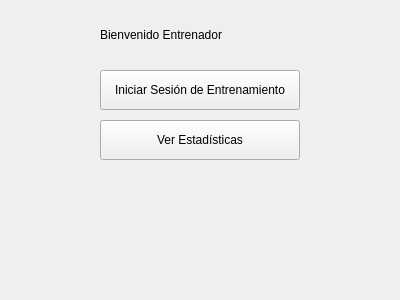
Qt form src/Vista/Ui/VistaMenuEntrenador.ui (danielreynaa/TrabajoPowerGym) before a commit.
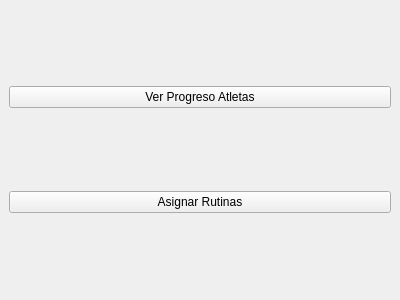
The same form after that commit.

Commit message: Funcionalidades Entrenador

Patch:
```diff
--- a/src/Vista/Ui/VistaMenuEntrenador.ui
+++ b/src/Vista/Ui/VistaMenuEntrenador.ui
@@ -14,45 +14,18 @@
    <string>Menú Entrenador</string>
   </property>
   <widget class="QWidget" name="centralwidget">
-   <widget class="QLabel" name="labelTitulo">
-    <property name="text">
-     <string>Bienvenido Entrenador</string>
-    </property>
-    <property name="geometry">
-     <rect>
-      <x>100</x>
-      <y>20</y>
-      <width>200</width>
-      <height>30</height>
-     </rect>
-    </property>
-   </widget>
-   <widget class="QPushButton" name="botonIniciarSesion">
-    <property name="text">
-     <string>Iniciar Sesión de Entrenamiento</string>
-    </property>
-    <property name="geometry">
-     <rect>
-      <x>100</x>
-      <y>70</y>
-      <width>200</width>
-      <height>40</height>
-     </rect>
-    </property>
-   </widget>
-   <widget class="QPushButton" name="botonEstadisticas">
-    <property name="text">
-     <string>Ver Estadísticas</string>
-    </property>
-    <property name="geometry">
-     <rect>
-      <x>100</x>
-      <y>120</y>
-      <width>200</width>
-      <height>40</height>
-     </rect>
-    </property>
-   </widget>
+   <layout class="QVBoxLayout" name="verticalLayout">
+    <item>
+     <widget class="QPushButton" name="botonVerProgreso">
+      <property name="text"><string>Ver Progreso Atletas</string></property>
+     </widget>
+    </item>
+    <item>
+     <widget class="QPushButton" name="botonAsignarRutina">
+      <property name="text"><string>Asignar Rutinas</string></property>
+     </widget>
+    </item>
+   </layout>
   </widget>
  </widget>
  <resources/>
```
Left out of the diff: 10 changed lines with no effect on the pictures. The commit also changes 8 other files.
